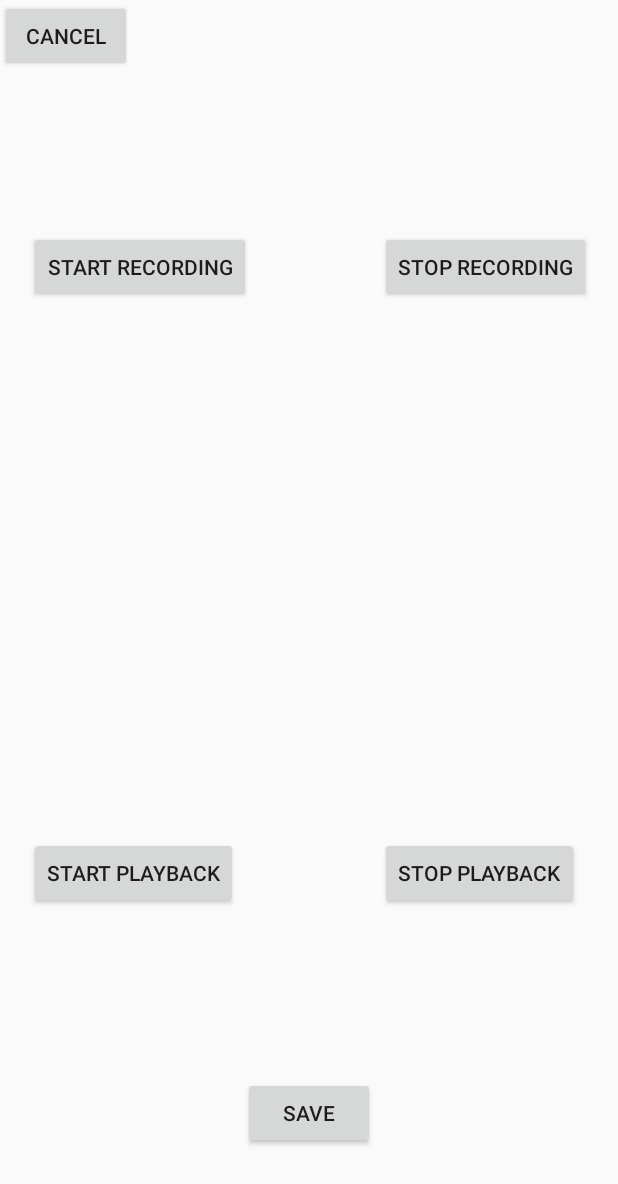
After one commit to figueroaluis/TBD, an Android app: the layout audio_record_activity.xml on its own in the app's theme, with its tools: preview values and no code run, on a phone screen of 412 x 824 dp. The commit adds this screen. Shown: the top 1184 px of the screen. Run offline under Robolectric (Android 15) with nearby library versions, the phone set to English and light mode, and no system bars.

Commit message:
Added Recording Audio functionality to Add Task Activity

```diff
--- a/app/src/main/AndroidManifest.xml
+++ b/app/src/main/AndroidManifest.xml
@@ -1,6 +1,8 @@
 <?xml version="1.0" encoding="utf-8"?>
 <manifest xmlns:android="http://schemas.android.com/apk/res/android"
     package="com.figueroaluis.finalproject271">
+    <uses-permission android:name="android.permission.RECORD_AUDIO"></uses-permission>
+
 
     <application
         android:allowBackup="true"
@@ -20,6 +22,7 @@
         <activity android:name=".TaskItemList"></activity>
         <activity android:name=".TaskDetailActivity"></activity>
         <activity android:name=".CalendarActivity"></activity>
+        <activity android:name=".AudioRecordActivity"></activity>
     </application>
 
 </manifest>
--- /dev/null
+++ b/app/src/main/res/layout/audio_record_activity.xml
@@ -0,0 +1,57 @@
+<?xml version="1.0" encoding="utf-8"?>
+<RelativeLayout xmlns:android="http://schemas.android.com/apk/res/android"
+    android:layout_width="match_parent" android:layout_height="match_parent">
+
+    <Button
+        android:id="@+id/audio_record_back_button"
+        android:layout_width="wrap_content"
+        android:layout_height="wrap_content"
+        android:layout_alignParentStart="true"
+        android:layout_alignParentTop="true"
+        android:text="@string/cancel_button" />
+
+    <Button
+        android:id="@+id/audio_record_start_button"
+        android:layout_width="wrap_content"
+        android:layout_height="wrap_content"
+        android:layout_alignParentStart="true"
+        android:layout_alignParentTop="true"
+        android:layout_marginStart="19dp"
+        android:layout_marginTop="154dp"
+        android:text="Start Recording" />
+
+    <Button
+        android:id="@+id/audio_record_stop_button"
+        android:layout_width="wrap_content"
+        android:layout_height="wrap_content"
+        android:layout_alignParentEnd="true"
+        android:layout_alignTop="@+id/audio_record_start_button"
+        android:layout_marginEnd="18dp"
+        android:text="Stop Recording" />
+
+    <Button
+        android:id="@+id/audio_record_save_button"
+        android:layout_width="wrap_content"
+        android:layout_height="wrap_content"
+        android:layout_alignParentBottom="true"
+        android:layout_centerHorizontal="true"
+        android:layout_marginBottom="58dp"
+        android:text="Save" />
+
+    <Button
+        android:id="@+id/audio_record_start_playback"
+        android:layout_width="wrap_content"
+        android:layout_height="wrap_content"
+        android:layout_alignParentBottom="true"
+        android:layout_alignStart="@+id/audio_record_start_button"
+        android:layout_marginBottom="218dp"
+        android:text="Start Playback" />
+
+    <Button
+        android:id="@+id/audio_record_stop_playback"
+        android:layout_width="wrap_content"
+        android:layout_height="wrap_content"
+        android:layout_alignStart="@+id/audio_record_stop_button"
+        android:layout_alignTop="@+id/audio_record_start_playback"
+        android:text="Stop Playback" />
+</RelativeLayout>
--- a/app/src/main/res/layout/task_detail_activity.xml
+++ b/app/src/main/res/layout/task_detail_activity.xml
@@ -11,7 +11,7 @@
         android:layout_height="wrap_content"
         android:layout_alignParentStart="true"
         android:layout_alignParentTop="true"
-        app:srcCompat="?attr/actionModeCloseDrawable"
+        app:srcCompat="?android:attr/actionModeCloseDrawable"
         android:onClick="returnToList"
         />
 
--- a/app/src/main/res/values/colors.xml
+++ b/app/src/main/res/values/colors.xml
@@ -2,5 +2,5 @@
 <resources>
     <color name="colorPrimary">#3f51b5</color>
     <color name="colorPrimaryDark">#303f9f</color>
-    <color name="colorAccent">#ffffff</color>
+    <color name="colorAccent">#000000</color>
 </resources>
--- a/app/src/main/res/values/strings.xml
+++ b/app/src/main/res/values/strings.xml
@@ -1,3 +1,4 @@
 <resources>
     <string name="app_name">FinalProject271</string>
+    <string name="cancel_button">Cancel</string>
 </resources>
--- a/app/src/main/res/values/styles.xml
+++ b/app/src/main/res/values/styles.xml
@@ -6,6 +6,7 @@
         <item name="colorPrimary">@color/colorPrimary</item>
         <item name="colorPrimaryDark">@color/colorPrimaryDark</item>
         <item name="colorAccent">@color/colorAccent</item>
+
     </style>
 
 </resources>
```
Also changed, not shown: app/src/main/java/com/figueroaluis/finalproject271/AddTaskActivity.java (+27 -0 lines), app/src/main/java/com/figueroaluis/finalproject271/AudioRecordActivity.java (added, +224 -0 lines).
